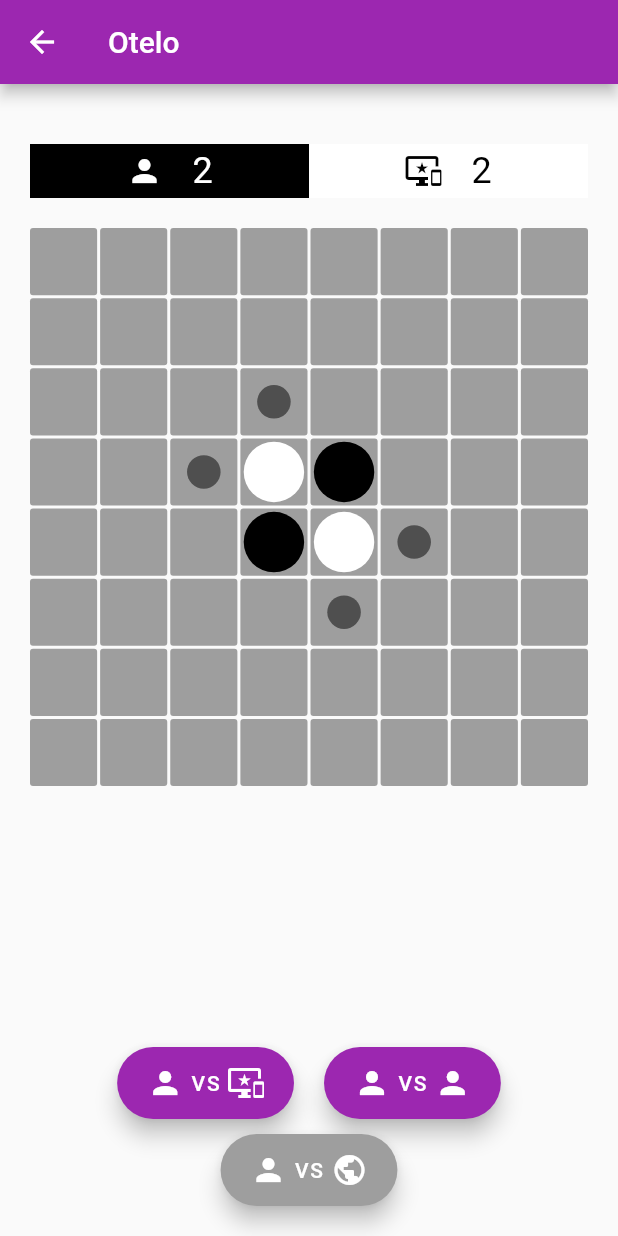
After one commit to ClassHP/minijuegos_flutter, a Flutter app: the Otelo screen opened by its route, after a tap on "VS", after a tap on "Finalizar", on a phone screen of 412 x 824 dp. The commit adds this screen. Run offline on Flutter 3.47's test engine with Material 2 defaults, Android fonts, the phone set to English and light mode, and no system bars; our stand-ins replace cloud_firestore, firebase_core, go_router; accounts and stored records are empty.

Commit message:
Juego Otelo

```diff
--- a/lib/home.dart
+++ b/lib/home.dart
@@ -19,6 +19,12 @@ class _HomeState extends State<Home> {
       descrip: 'Juego de agilidad',
       assetName: 'images/colorbox.jpg',
       location: '/colorbox',
+    ),
+    _MenuItem(
+      title: 'Otelo / Reversi',
+      descrip: 'Juego de tablero',
+      assetName: 'images/otelo.jpg',
+      location: '/otelo',
     ),
   ];
 
--- a/lib/main_router.dart
+++ b/lib/main_router.dart
@@ -1,5 +1,6 @@
 import 'package:flutter/material.dart';
 import 'package:go_router/go_router.dart';
+import 'package:minijuegos_flutter/otelo/otelo.dart';
 import 'colorbox/colorbox_score.dart';
 import 'colorbox/colorbox_menu.dart';
 import 'colorbox/colorbox_play.dart';
@@ -36,6 +37,7 @@ class MainRouter {
               ),
             ],
           ),
+          GoRoute(path: 'otelo', builder: (context, state) => const Otelo())
         ],
       ),
     ],
--- /dev/null
+++ b/lib/otelo/otelo.dart
@@ -0,0 +1,270 @@
+import 'dart:math';
+import 'package:flutter/material.dart';
+import 'package:minijuegos_flutter/otelo/otelo_logic.dart';
+
+class Otelo extends StatefulWidget {
+  const Otelo({Key? key}) : super(key: key);
+
+  @override
+  createState() => _OteloState();
+}
+
+class _OteloState extends State<Otelo> {
+  final List<Color> _playerColors = [Colors.black, Colors.white];
+  final OteloLogic _logic = OteloLogic();
+
+  _OteloState();
+
+  void _play(PlayerType type) {
+    setState(() {
+      _logic.init(type, 0);
+    });
+  }
+
+  void _stop() {
+    setState(() {
+      _logic.stop();
+    });
+  }
+
+  void _setChip(Box box) {
+    _logic.setChip(box).then((value) {
+      setState(() {});
+    });
+    setState(() {});
+  }
+
+  @override
+  Widget build(BuildContext context) {
+    var playButtons = Visibility(
+      visible: _logic.end,
+      child: Wrap(
+        //mainAxisAlignment: MainAxisAlignment.center,
+        alignment: WrapAlignment.center,
+        spacing: 20,
+        runSpacing: 10,
+        children: <Widget>[
+          _ButtonPlay(
+            icon1: Icons.person,
+            icon2: Icons.important_devices,
+            onPressed: () => _play(PlayerType.ia),
+          ),
+          _ButtonPlay(
+            icon1: Icons.person,
+            icon2: Icons.person,
+            onPressed: () => _play(PlayerType.person),
+          ),
+          const _ButtonPlay(
+            icon1: Icons.person,
+            icon2: Icons.public_sharp,
+            onPressed: null,
+          ),
+        ],
+      ),
+    );
+    var endButton = Visibility(
+      visible: !_logic.end,
+      child: Row(
+        mainAxisAlignment: MainAxisAlignment.center,
+        children: <Widget>[
+          FloatingActionButton.extended(
+            heroTag: UniqueKey(),
+            onPressed: () => _stop(),
+            backgroundColor: Theme.of(context).colorScheme.error,
+            icon: const Icon(Icons.stop_circle_outlined),
+            label: const Text('Finalizar'),
+          ),
+        ],
+      ),
+    );
+    return Scaffold(
+      appBar: AppBar(
+        title: const Text("Otelo"),
+      ),
+      body: Container(
+        padding: const EdgeInsets.all(20),
+        child: Column(
+          mainAxisAlignment: MainAxisAlignment.spaceEvenly,
+          children: [
+            _Score(logic: _logic, playerColors: _playerColors),
+            _Board(
+                logic: _logic, playerColors: _playerColors, setChip: _setChip),
+            const SizedBox(height: 20),
+            playButtons,
+            endButton,
+          ],
+        ),
+      ),
+    );
+  }
+}
+
+class _Board extends StatelessWidget {
+  final OteloLogic _logic;
+  final List<Color> _playerColors;
+  final void Function(Box) setChip;
+
+  const _Board(
+      {Key? key,
+      required OteloLogic logic,
+      required List<Color> playerColors,
+      required this.setChip})
+      : _logic = logic,
+        _playerColors = playerColors,
+        super(key: key);
+
+  @override
+  Widget build(BuildContext context) {
+    return Expanded(
+      child: AspectRatio(
+        aspectRatio: 1,
+        child: GridView.count(
+          crossAxisCount: 8,
+          mainAxisSpacing: 2,
+          crossAxisSpacing: 2,
+          childAspectRatio: 1,
+          children: _logic.boxes.map<Widget>((box) {
+            var visible = box.player != null &&
+                    _logic.players[box.player ?? 0].type == PlayerType.person ||
+                box.selected;
+            return InkWell(
+              onTap: () {
+                if (box.player != null &&
+                    _logic.players[box.player ?? 0].type == PlayerType.person) {
+                  setChip(box);
+                }
+              },
+              child: Stack(alignment: AlignmentDirectional.center, children: [
+                Ink(
+                  decoration: const BoxDecoration(
+                    color: Colors.grey,
+                    borderRadius: BorderRadius.all(Radius.circular(2)),
+                  ),
+                ),
+                AnimatedFractionallySizedBox(
+                  alignment: Alignment.center,
+                  duration: visible
+                      ? const Duration(seconds: 1)
+                      : const Duration(milliseconds: 100),
+                  widthFactor: box.selected ? 0.9 : 0.5,
+                  child: Container(
+                    decoration: BoxDecoration(
+                      color: box.selected
+                          ? _playerColors[box.player ?? 0]
+                          : _playerColors[box.player ?? 0]
+                              .withOpacity(visible ? 0.5 : 0),
+                      shape: BoxShape.circle,
+                    ),
+                  ),
+                ),
+                /*AnimatedContainer(
+                  width: visible ? double.maxFinite : 0,
+                  duration: visible
+                      ? const Duration(seconds: 1)
+                      : const Duration(milliseconds: 100),
+                  margin: EdgeInsets.all(box.selected ? 5 : 16),
+                  decoration: BoxDecoration(
+                    color: box.selected
+                        ? _playerColors[box.player ?? 0]
+                        : _playerColors[box.player ?? 0].withOpacity(0.5),
+                    shape: BoxShape.circle,
+                  ),
+                ),*/
+              ]),
+            );
+          }).toList(),
+        ),
+      ),
+    );
+  }
+}
+
+class _Score extends StatelessWidget {
+  final OteloLogic _logic;
+  final List<Color> _playerColors;
+
+  const _Score({
+    Key? key,
+    required OteloLogic logic,
+    required List<Color> playerColors,
+  })  : _logic = logic,
+        _playerColors = playerColors,
+        super(key: key);
+
+  Icon _getIconPlayer(Player player) {
+    var color =
+        player == _logic.players[0] ? _playerColors[1] : _playerColors[0];
+    if (player.type == PlayerType.ia) {
+      return Icon(Icons.important_devices, color: color);
+    }
+    if (player.type == PlayerType.online) {
+      return Icon(Icons.public_sharp, color: color);
+    }
+    return Icon(Icons.person, color: color);
+  }
+
+  @override
+  Widget build(BuildContext context) {
+    return Padding(
+      padding: const EdgeInsets.fromLTRB(0, 20, 0, 20),
+      child: Row(
+        children: _logic.players.map<Widget>((player) {
+          return Expanded(
+            child: Container(
+              color: _playerColors[player.player],
+              alignment: Alignment.center,
+              padding: const EdgeInsets.all(4),
+              child: Row(
+                mainAxisAlignment: MainAxisAlignment.center,
+                children: [
+                  _getIconPlayer(player),
+                  const SizedBox(width: 20),
+                  Text(
+                    "${player.score}",
+                    style: Theme.of(context).textTheme.headline5?.copyWith(
+                        color: player.player == 0
+                            ? _playerColors[1]
+                            : _playerColors[0]),
+                  ),
+                ],
+              ),
+            ),
+          );
+        }).toList(),
+      ),
+    );
+  }
+}
+
+class _ButtonPlay extends StatelessWidget {
+  final IconData icon1;
+  final IconData icon2;
+  final void Function()? onPressed;
+
+  const _ButtonPlay({
+    Key? key,
+    required this.icon1,
+    required this.icon2,
+    required this.onPressed,
+  }) : super(key: key);
+
+  @override
+  Widget build(BuildContext context) {
+    return FloatingActionButton.extended(
+      heroTag: UniqueKey(),
+      onPressed: onPressed,
+      backgroundColor: onPressed != null
+          ? Theme.of(context).colorScheme.primary
+          : Colors.grey,
+      label: Row(
+        children: [
+          Icon(icon1),
+          const SizedBox(width: 5),
+          const Text('VS'),
+          const SizedBox(width: 5),
+          Icon(icon2)
+        ],
+      ),
+    );
+  }
+}
--- /dev/null
+++ b/lib/otelo/otelo_logic.dart
@@ -0,0 +1,193 @@
+import 'dart:math';
+
+class OteloLogic {
+  final List<Box> _boxes = [];
+  final _GameType _type = _GameType.otelo;
+  final List<Player> _players = [Player(player: 0), Player(player: 1)];
+  late Player _turn;
+  bool _end = true;
+
+  List<Box> get boxes => _boxes;
+  bool get end => _end;
+  List<Player> get players => _players;
+
+  OteloLogic() {
+    for (int i = 0; i < 64; i++) {
+      _boxes.add(Box(x: _x(i), y: _y(i)));
+    }
+  }
+
+  void init(PlayerType type, int turn) {
+    _end = false;
+    _turn = _players[turn];
+    _players[1].type = type;
+    _players[0].score = _type == _GameType.otelo ? 2 : 0;
+    _players[1].score = _type == _GameType.otelo ? 2 : 0;
+    for (var box in _boxes) {
+      box.player = null;
+      box.selected = false;
+      if (_type == _GameType.otelo &&
+          (box.x == 3 || box.x == 4) &&
+          (box.y == 3 || box.y == 4)) {
+        box.player = box.x == box.y ? 1 : 0;
+        box.selected = true;
+      }
+    }
+    _setTurn(turn);
+  }
+
+  Future<void> setChip(Box box) async {
+    if (!_end && !box.selected && box.player != null) {
+      box.selected = true;
+      _players[box.player ?? 0].score++;
+      var items = _getItemsFlip(box);
+      for (var item in items) {
+        _players[item?.player ?? 0].score--;
+        item?.player = _turn.player;
+        _players[item?.player ?? 0].score++;
+      }
+      if (!_setTurn(_turn == _players[0] ? 1 : 0)) {
+        _end = !_setTurn(_turn == _players[0] ? 1 : 0);
+      }
+      await Future.delayed(const Duration(milliseconds: 500), () async {
+        await _playIa();
+      });
+    }
+  }
+
+  void stop() {
+    _end = true;
+  }
+
+  int _x(int index) {
+    return index - _y(index) * 8;
+  }
+
+  int _y(int index) {
+    return (index / 8).floor();
+  }
+
+  int? _index(int x, int y) {
+    if (x < 0 || x > 7 || y < 0 || y > 7) {
+      return null;
+    }
+    return y * 8 + x;
+  }
+
+  Box? _boxIndex(int x, int y) {
+    int? index = _index(x, y);
+    if (index != null) {
+      return _boxes[index];
+    }
+    return null;
+  }
+
+  bool _setTurn(int turn) {
+    bool pass = true;
+    _turn = _players[turn];
+    _end = true;
+    for (var box in _boxes) {
+      if (!box.selected) {
+        _end = false;
+        box.player = null;
+        if ((box.x == 3 || box.x == 4) && (box.y == 3 || box.y == 4)) {
+          box.player = _turn.player;
+          pass = false;
+        }
+        if (_getItemsFlip(box).isNotEmpty) {
+          box.player = _turn.player;
+          pass = false;
+        }
+      }
+    }
+    return !pass;
+  }
+
+  List<Box?> _getItemsFlip(Box box) {
+    List<Box?> itemsFlip = [];
+    for (int lx = -1; lx < 2; lx++) {
+      for (int ly = -1; ly < 2; ly++) {
+        if (lx != 0 || ly != 0) {
+          var lbox = _boxIndex(box.x + lx, box.y + ly);
+          if (lbox?.selected == true && lbox?.player != _turn.player) {
+            List<Box?> items = [lbox];
+            for (int li = 1; li < 8; li++) {
+              lbox = _boxIndex(box.x + lx * li, box.y + ly * li);
+              if (lbox?.selected == true) {
+                if (lbox?.player == _turn.player) {
+                  itemsFlip.addAll(items);
+                  break;
+                } else {
+                  items.add(lbox);
+                }
+              } else {
+                break;
+              }
+            }
+          }
+        }
+      }
+    }
+    return itemsFlip;
+  }
+
+  int _getPriority(Box box) {
+    const priorities = [
+      [9, 0, 7, 8, 8, 7, 0, 9],
+      [0, 0, 1, 1, 1, 1, 0, 0],
+      [7, 1, 6, 6, 6, 6, 1, 8],
+      [8, 1, 6, 5, 5, 6, 1, 8],
+      [8, 1, 6, 5, 5, 6, 1, 8],
+      [7, 1, 6, 6, 6, 6, 1, 7],
+      [0, 0, 1, 1, 1, 1, 0, 0],
+      [9, 0, 7, 8, 8, 7, 0, 9],
+    ];
+    return priorities[box.x][box.y];
+  }
+
+  Future<void> _playIa() async {
+    while (_turn.type == PlayerType.ia) {
+      var boxes =
+          _boxes.where((box) => !box.selected && box.player != null).toList();
+      boxes.sort((a, b) => _getPriority(b) - _getPriority(a));
+      var first = boxes.first;
+      boxes = boxes
+          .where((box) => _getPriority(box) == _getPriority(first))
+          .toList();
+      if (boxes.length > 1) {
+        List<MapEntry<Box, int>> max = boxes
+            .map<MapEntry<Box, int>>(
+                (e) => MapEntry(e, _getItemsFlip(e).length))
+            .toList();
+        max.sort((a, b) => b.value - a.value);
+        boxes = max
+            .where((box) => box.value == max.first.value)
+            .map((e) => e.key)
+            .toList();
+      }
+      var box = boxes[Random().nextInt(boxes.length)];
+      await setChip(box);
+    }
+  }
+}
+
+enum PlayerType { person, ia, online }
+
+enum _GameType { otelo, reversi }
+
+class Box {
+  int? player;
+  bool selected = false;
+  int x, y;
+
+  Box({required this.x, required this.y});
+}
+
+class Player {
+  int player;
+  bool turn = false;
+  int score = 0;
+  PlayerType type = PlayerType.person;
+
+  Player({required this.player});
+}
```
Also changed, not shown: images/otelo.jpg (added), images/otelo2.jpg (added), 1 other file.
